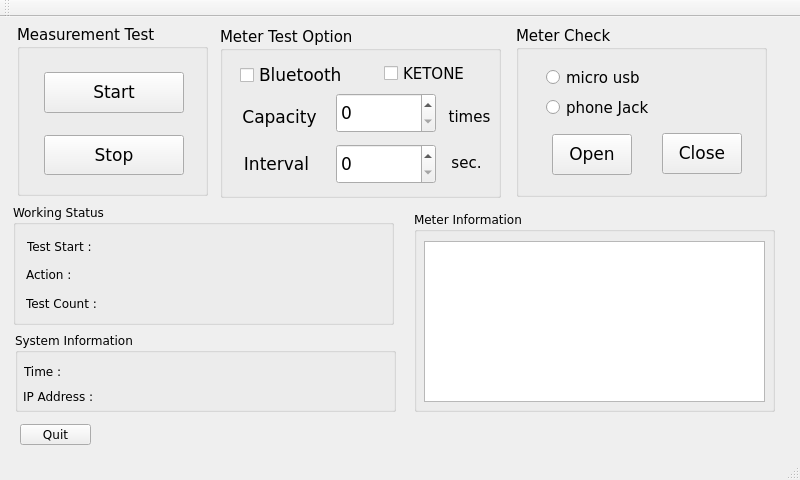
Before: the Qt Designer form mainwindow.ui in shnomad/Battery-Test, drawn with Qt 5.
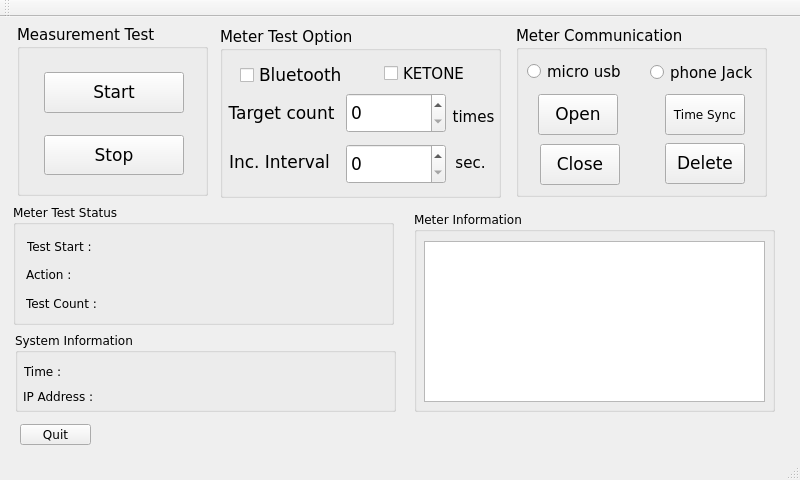
After: the same form once the commit is applied.

Commit message: communication upgrade

```diff
--- a/mainwindow.ui
+++ b/mainwindow.ui
@@ -112,7 +112,7 @@
     <widget class="QSpinBox" name="times">
      <property name="geometry">
       <rect>
-       <x>116</x>
+       <x>126</x>
        <y>66</y>
        <width>100</width>
        <height>40</height>
@@ -127,8 +127,8 @@
     <widget class="QLabel" name="capacity">
      <property name="geometry">
       <rect>
-       <x>4</x>
-       <y>75</y>
+       <x>6</x>
+       <y>71</y>
        <width>111</width>
        <height>31</height>
       </rect>
@@ -140,7 +140,7 @@
       </font>
      </property>
      <property name="text">
-      <string>Capacity</string>
+      <string>Target count</string>
      </property>
      <property name="alignment">
       <set>Qt::AlignCenter</set>
@@ -149,8 +149,8 @@
     <widget class="QLabel" name="interval">
      <property name="geometry">
       <rect>
-       <x>1</x>
-       <y>127</y>
+       <x>4</x>
+       <y>125</y>
        <width>111</width>
        <height>20</height>
       </rect>
@@ -161,7 +161,7 @@
       </font>
      </property>
      <property name="text">
-      <string>Interval</string>
+      <string>Inc. Interval</string>
      </property>
      <property name="alignment">
       <set>Qt::AlignCenter</set>
@@ -170,7 +170,7 @@
     <widget class="QSpinBox" name="sec">
      <property name="geometry">
       <rect>
-       <x>116</x>
+       <x>126</x>
        <y>117</y>
        <width>100</width>
        <height>40</height>
@@ -204,7 +204,7 @@
     <widget class="QLabel" name="label">
      <property name="geometry">
       <rect>
-       <x>224</x>
+       <x>228</x>
        <y>81</y>
        <width>51</width>
        <height>17</height>
@@ -225,7 +225,7 @@
     <widget class="QLabel" name="label_2">
      <property name="geometry">
       <rect>
-       <x>226</x>
+       <x>230</x>
        <y>127</y>
        <width>41</width>
        <height>17</height>
@@ -267,7 +267,7 @@
      </rect>
     </property>
     <property name="title">
-     <string>Working Status</string>
+     <string>Meter Test Status</string>
     </property>
     <widget class="QLabel" name="test_start_time">
      <property name="geometry">
@@ -404,13 +404,13 @@
      </font>
     </property>
     <property name="title">
-     <string>Meter Check</string>
+     <string>Meter Communication</string>
     </property>
     <widget class="QPushButton" name="device_open">
      <property name="geometry">
       <rect>
-       <x>36</x>
-       <y>108</y>
+       <x>22</x>
+       <y>68</y>
        <width>80</width>
        <height>41</height>
       </rect>
@@ -428,8 +428,8 @@
     <widget class="QPushButton" name="device_close">
      <property name="geometry">
       <rect>
-       <x>146</x>
-       <y>107</y>
+       <x>24</x>
+       <y>118</y>
        <width>80</width>
        <height>41</height>
       </rect>
@@ -447,8 +447,8 @@
     <widget class="QRadioButton" name="micro_usb">
      <property name="geometry">
       <rect>
-       <x>30</x>
-       <y>40</y>
+       <x>11</x>
+       <y>34</y>
        <width>112</width>
        <height>23</height>
       </rect>
@@ -460,8 +460,8 @@
     <widget class="QRadioButton" name="phone_jack">
      <property name="geometry">
       <rect>
-       <x>30</x>
-       <y>70</y>
+       <x>134</x>
+       <y>35</y>
        <width>112</width>
        <height>23</height>
       </rect>
@@ -470,6 +470,44 @@
       <string>phone Jack</string>
      </property>
     </widget>
+    <widget class="QPushButton" name="mem_delete">
+     <property name="geometry">
+      <rect>
+       <x>149</x>
+       <y>117</y>
+       <width>80</width>
+       <height>41</height>
+      </rect>
+     </property>
+     <property name="font">
+      <font>
+       <family>DejaVu Sans</family>
+       <pointsize>13</pointsize>
+      </font>
+     </property>
+     <property name="text">
+      <string>Delete</string>
+     </property>
+    </widget>
+    <widget class="QPushButton" name="time_sync">
+     <property name="geometry">
+      <rect>
+       <x>149</x>
+       <y>68</y>
+       <width>80</width>
+       <height>41</height>
+      </rect>
+     </property>
+     <property name="font">
+      <font>
+       <family>DejaVu Sans</family>
+       <pointsize>9</pointsize>
+      </font>
+     </property>
+     <property name="text">
+      <string>Time Sync</string>
+     </property>
+    </widget>
    </widget>
    <zorder>groupBox_5</zorder>
    <zorder>groupBox</zorder>
```
Left out of the diff: 4 changed lines with no effect on the pictures. The commit also changes 8 other files.
